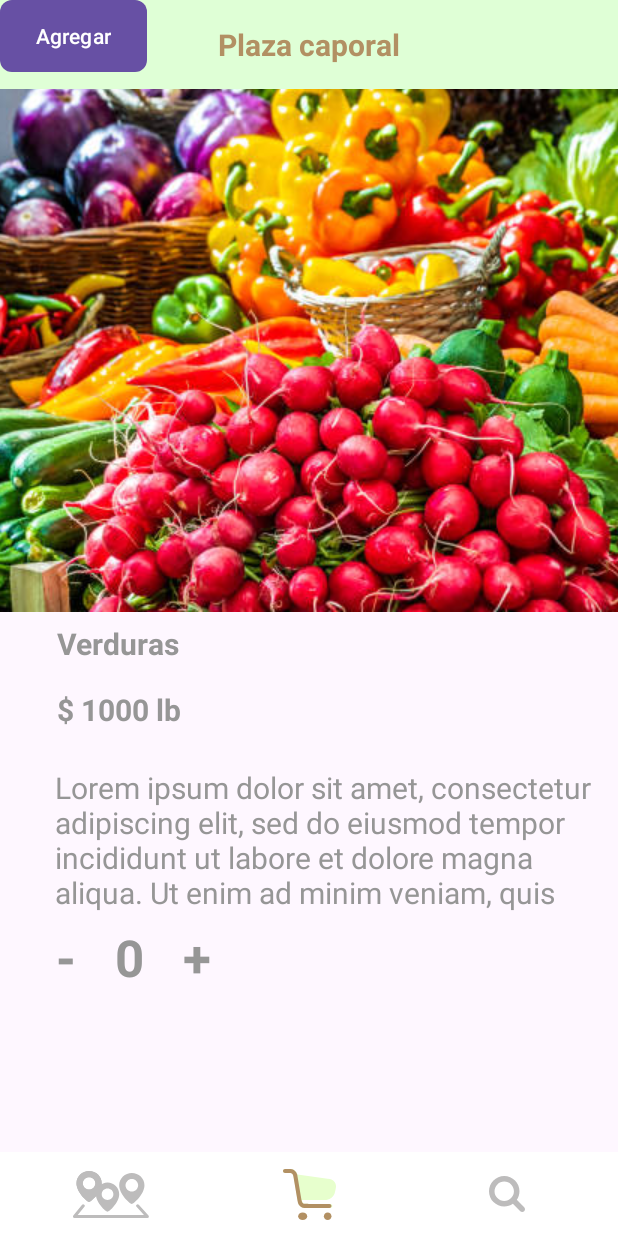
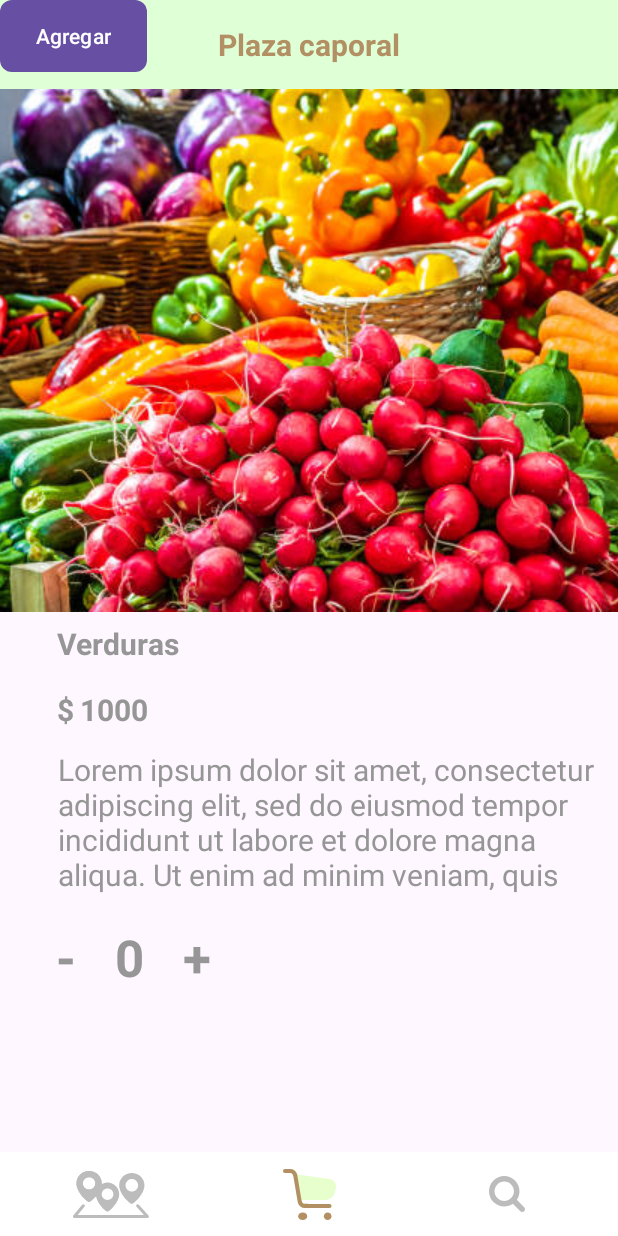
Before and after one commit to LaussR/GaiaCaporal, an Android app: the layout activity_producto.xml on its own in the app's theme, with its tools: preview values and no code run, on a phone screen of 412 x 824 dp. Run offline under Robolectric (Android 15) with nearby library versions, the phone set to English and light mode, and no system bars.

Commit message:
Nicolas product layout

```diff
--- a/app/src/main/res/layout/activity_producto.xml
+++ b/app/src/main/res/layout/activity_producto.xml
@@ -26,12 +26,28 @@
         android:layout_height="wrap_content"
         android:layout_centerInParent="true"
         android:layout_marginTop="400dp"
-        android:text="$ 1000 lb"
+        android:paddingLeft="4dp"
+        android:text="1000"
         android:textColor="#969696"
         android:textSize="20sp"
         android:textStyle="bold"
         app:layout_constraintEnd_toEndOf="parent"
-        app:layout_constraintHorizontal_bias="0.115"
+        app:layout_constraintHorizontal_bias="0.0"
+        app:layout_constraintStart_toEndOf="@+id/appTitle16"
+        app:layout_constraintTop_toBottomOf="@+id/topBar" />
+
+    <TextView
+        android:id="@+id/appTitle16"
+        android:layout_width="wrap_content"
+        android:layout_height="wrap_content"
+        android:layout_centerInParent="true"
+        android:layout_marginTop="400dp"
+        android:text="$"
+        android:textColor="#969696"
+        android:textSize="20sp"
+        android:textStyle="bold"
+        app:layout_constraintEnd_toEndOf="parent"
+        app:layout_constraintHorizontal_bias="0.095"
         app:layout_constraintStart_toStartOf="parent"
         app:layout_constraintTop_toBottomOf="@+id/topBar" />
 
@@ -55,12 +71,12 @@
         android:layout_width="359dp"
         android:layout_height="97dp"
         android:layout_centerInParent="true"
-        android:layout_marginTop="452dp"
+        android:layout_marginTop="440dp"
         android:text="Lorem ipsum dolor sit amet, consectetur adipiscing elit, sed do eiusmod tempor incididunt ut labore et dolore magna aliqua. Ut enim ad minim veniam, quis nostrud exercitation ullamco laboris nisi ut aliquip ex ea commodo consequat"
         android:textColor="#969696"
         android:textSize="20sp"
         app:layout_constraintEnd_toEndOf="parent"
-        app:layout_constraintHorizontal_bias="0.692"
+        app:layout_constraintHorizontal_bias="0.73"
         app:layout_constraintStart_toStartOf="parent"
         app:layout_constraintTop_toBottomOf="@+id/topBar" />
 
@@ -73,7 +89,7 @@
         android:src="@drawable/alimentos"
         app:layout_constraintEnd_toEndOf="parent"
         app:layout_constraintStart_toStartOf="parent"
-        app:layout_constraintTop_toBottomOf="@+id/et_buscar2" />
+        />
 
     <RelativeLayout
         android:id="@+id/topBar"
```
